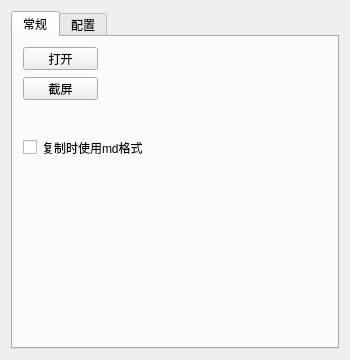
Old version of the form CaptureApplication.ui in the repository ZPolister/Capture-CPP.
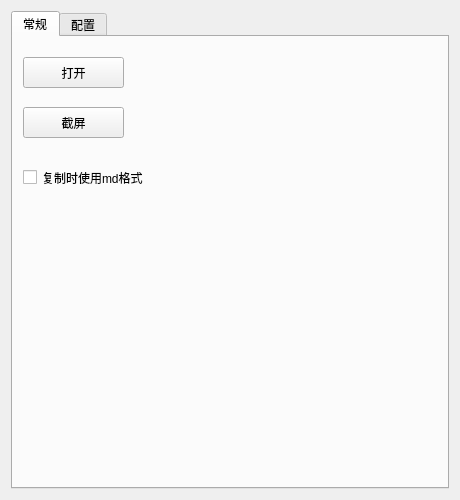
New version of the form.

```diff
--- a/CaptureApplication.ui
+++ b/CaptureApplication.ui
@@ -6,8 +6,8 @@
    <rect>
     <x>0</x>
     <y>0</y>
-    <width>350</width>
-    <height>360</height>
+    <width>460</width>
+    <height>500</height>
    </rect>
   </property>
   <property name="sizePolicy">
@@ -18,14 +18,14 @@
   </property>
   <property name="minimumSize">
    <size>
-    <width>350</width>
-    <height>360</height>
+    <width>460</width>
+    <height>500</height>
    </size>
   </property>
   <property name="maximumSize">
    <size>
-    <width>350</width>
-    <height>360</height>
+    <width>460</width>
+    <height>500</height>
    </size>
   </property>
   <property name="windowTitle">
@@ -45,9 +45,9 @@
        <property name="geometry">
         <rect>
          <x>10</x>
-         <y>10</y>
-         <width>75</width>
-         <height>23</height>
+         <y>20</y>
+         <width>101</width>
+         <height>31</height>
         </rect>
        </property>
        <property name="text">
@@ -58,9 +58,9 @@
        <property name="geometry">
         <rect>
          <x>10</x>
-         <y>40</y>
-         <width>75</width>
-         <height>23</height>
+         <y>70</y>
+         <width>101</width>
+         <height>31</height>
         </rect>
        </property>
        <property name="text">
@@ -71,7 +71,7 @@
        <property name="geometry">
         <rect>
          <x>10</x>
-         <y>80</y>
+         <y>110</y>
          <width>321</width>
          <height>61</height>
         </rect>
```
Left out of the diff: 4 changed lines with no effect on the pictures.
